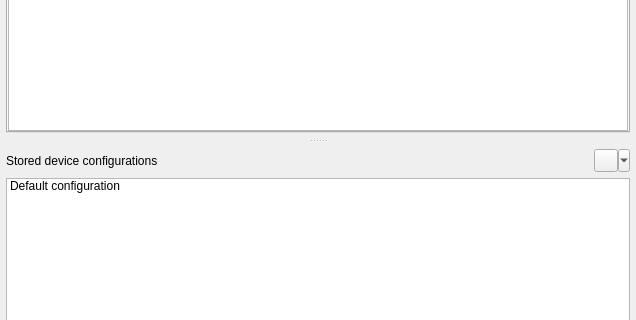
The window that deviceconfigurator.ui (qmc2/qmc2-mame-fe) describes before a commit, drawn with Qt 5; both pictures show x 0 to 636 and y 204 to 524 of the 636 by 626 pixel window.
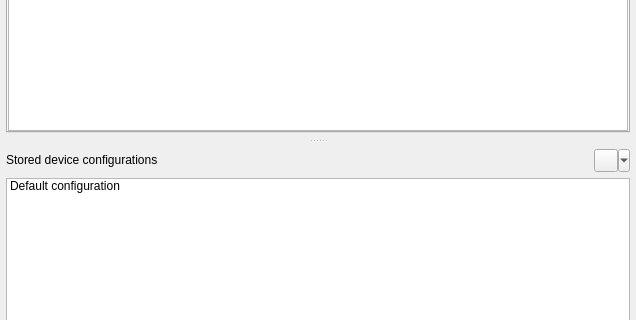
The same window after the commit. Icons and pictures are not drawn.

Patch:
```diff
--- a/deviceconfigurator.ui
+++ b/deviceconfigurator.ui
@@ -621,6 +621,12 @@
       <layout class="QGridLayout" name="gridLayoutAvailableDeviceConfiguration">
        <item row="0" column="0">
         <widget class="QLabel" name="labelAvailableDeviceConfigurations">
+         <property name="sizePolicy">
+          <sizepolicy hsizetype="Preferred" vsizetype="Maximum">
+           <horstretch>0</horstretch>
+           <verstretch>0</verstretch>
+          </sizepolicy>
+         </property>
          <property name="text">
           <string>Stored device configurations</string>
          </property>
```
Left out of the diff: 178 changed lines with no effect on the pictures.
